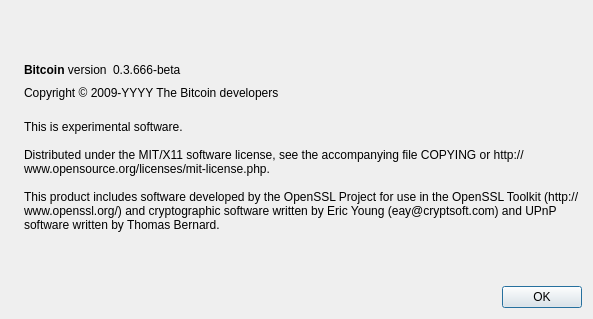
Above: qcoin/src/qt/forms/aboutdialog.ui from wonabru/Q before the change. Below: the same form after it.
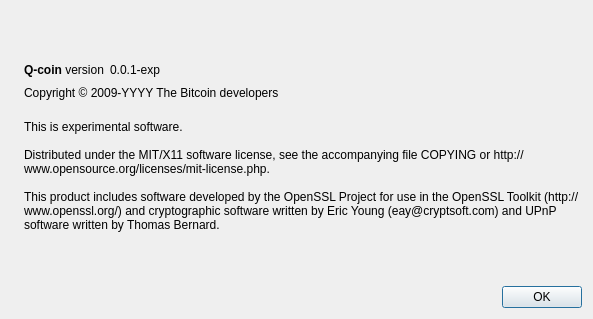
That is the form after the change. Icons and pictures are not drawn.

```diff
--- a/qcoin/src/qt/forms/aboutdialog.ui
+++ b/qcoin/src/qt/forms/aboutdialog.ui
@@ -50,7 +50,7 @@
           <cursorShape>IBeamCursor</cursorShape>
          </property>
          <property name="text">
-          <string>&lt;b&gt;Bitcoin&lt;/b&gt; version</string>
+          <string>&lt;b&gt;Q-coin&lt;/b&gt; version</string>
          </property>
          <property name="textInteractionFlags">
           <set>Qt::LinksAccessibleByMouse|Qt::TextSelectableByKeyboard|Qt::TextSelectableByMouse</set>
@@ -63,7 +63,7 @@
           <cursorShape>IBeamCursor</cursorShape>
          </property>
          <property name="text">
-          <string notr="true">0.3.666-beta</string>
+          <string notr="true">0.0.1-exp</string>
          </property>
          <property name="textInteractionFlags">
           <set>Qt::LinksAccessibleByMouse|Qt::TextSelectableByKeyboard|Qt::TextSelectableByMouse</set>
```
